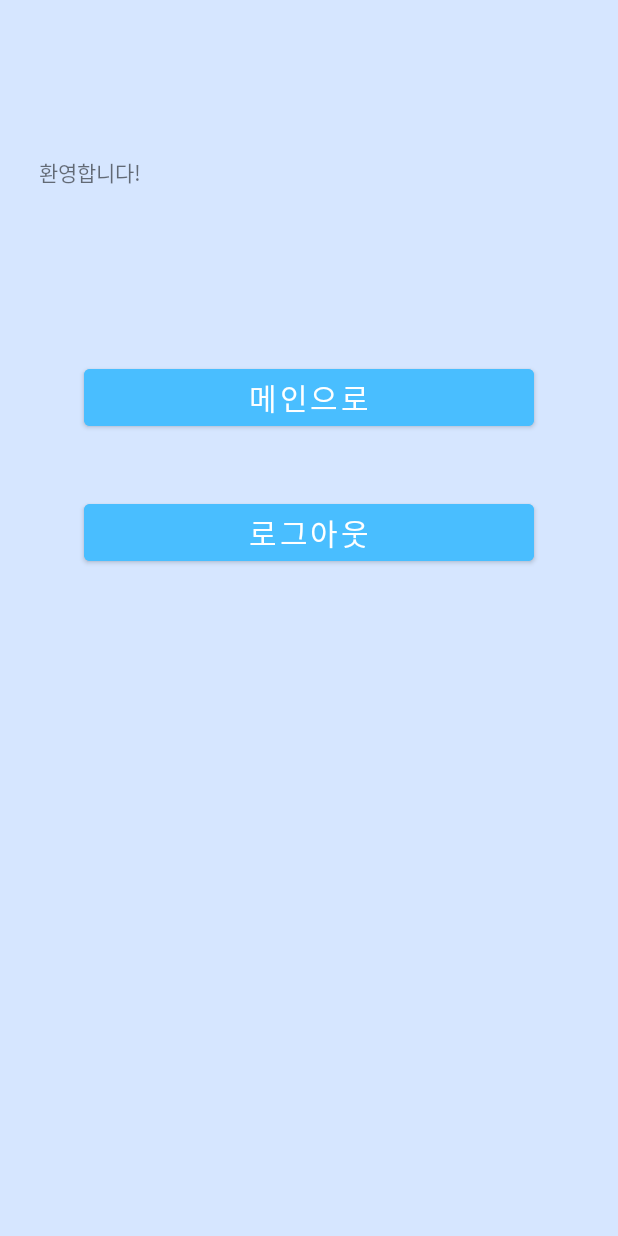
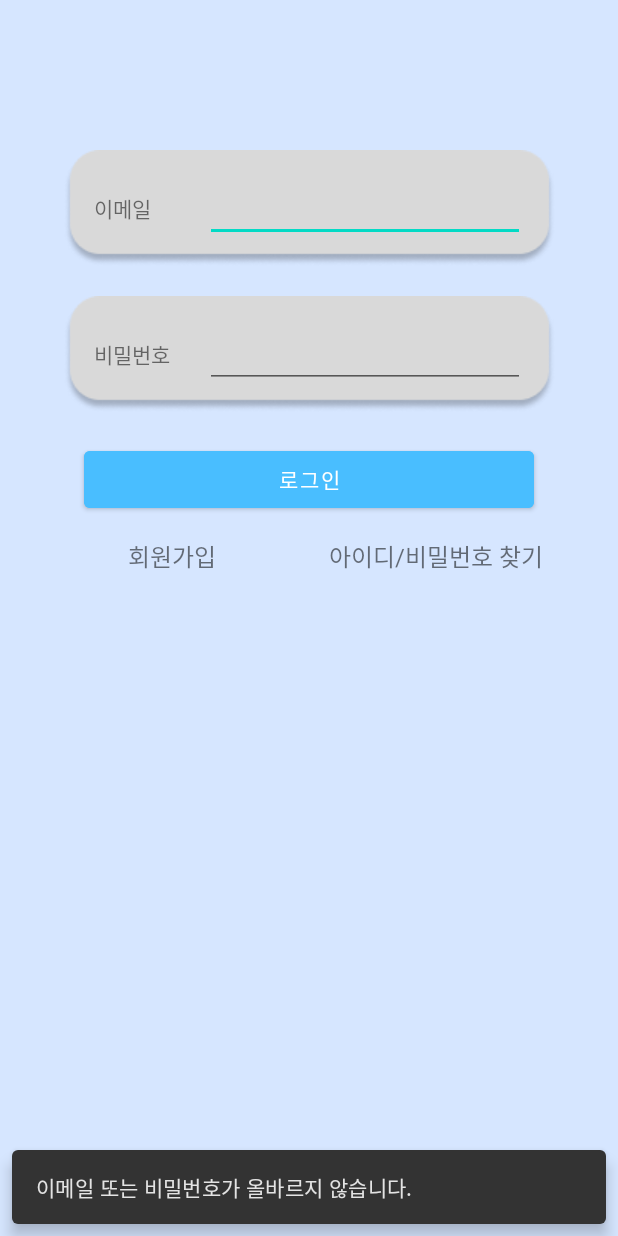
Before and after one commit to 630hyuk/Block-Coding-Application, an Android app: the screen it shows after launch (LogActivity), after a tap on "로그인", on a phone screen of 412 x 824 dp. Run offline under Robolectric (Android 15) with nearby library versions, the phone set to English and light mode, and no system bars; libraries missing offline, so code that uses them is left out: com.amplifyframework, com.amplifyframework.core, com.amplifyframework.datastore; 3 statements that could not run were skipped.

Commit message:
Education activity수정

```diff
--- a/app/src/main/java/com/example/codingnatorpoject/LogInFragment.kt
+++ b/app/src/main/java/com/example/codingnatorpoject/LogInFragment.kt
@@ -63,10 +63,10 @@ class LogInFragment : Fragment() {
 
         binding?.btnLogIn?.setOnClickListener {
 
-            findNavController().navigate(R.id.action_logInFragment_to_entryFragment)  //로그인 없이 바로 실행하고자 이 코드를 만들었습니다.
+            //findNavController().navigate(R.id.action_logInFragment_to_entryFragment)  //로그인 없이 바로 실행하고자 이 코드를 만들었습니다.
 
 
-            /*
+
             if ((activity as LogActivity).dbc.login(email,pw) != null) {
                 findNavController().navigate(R.id.action_logInFragment_to_entryFragment)
             }
@@ -80,7 +80,7 @@ class LogInFragment : Fragment() {
                     .make(this.requireView(), "이메일 또는 비밀번호가 올바르지 않습니다.", Snackbar.LENGTH_SHORT)
                     .show()
             }
-             */
+
 
         }
 
```
